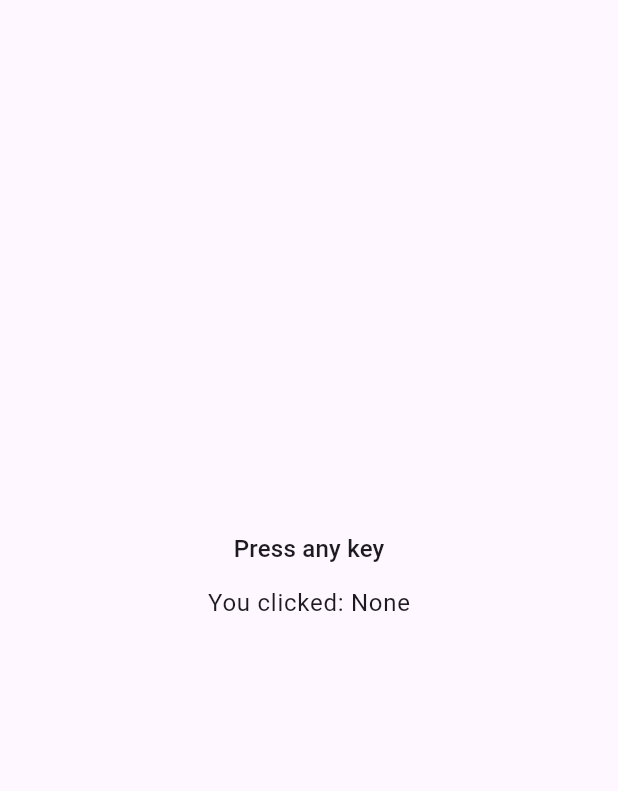
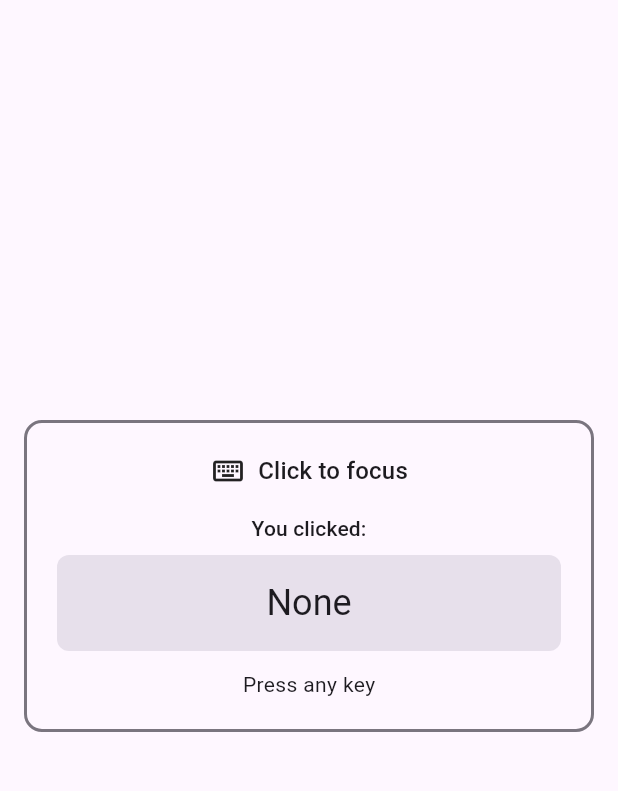
Before and after one commit to vmugabo/keyboard_listener_demo, a Flutter app: the screen it shows after launch, on a phone screen of 412 x 824 dp, the part 84-875 px from its top. Run offline on Flutter 3.47's test engine with Material 3 defaults, Android fonts, the light colour scheme and no system bars.

Commit message:
improved UI around the input

```diff
--- a/lib/main.dart
+++ b/lib/main.dart
@@ -65,19 +65,59 @@ class _MyHomePageState extends State<MyHomePage> {
             behavior: HitTestBehavior.opaque,
             onTap: () => _focusNode.requestFocus(),
             child: Center(
+              child: Container(
+                constraints: const BoxConstraints(maxWidth: 480),
+                padding: const EdgeInsets.all(20),
+                decoration: BoxDecoration(
+                  borderRadius: BorderRadius.circular(12),
+                  border: Border.all(
+                    color: _focusNode.hasFocus
+                        ? Theme.of(context).colorScheme.primary
+                        : Theme.of(context).dividerColor,
+                    width: 2,
+                  ),
+                ),
                 child: Column(
                   mainAxisSize: MainAxisSize.min,
+                  crossAxisAlignment: CrossAxisAlignment.center,
                   children: <Widget>[
+                    Row(
+                      mainAxisSize: MainAxisSize.min,
+                      children: <Widget>[
+                        Icon(_focusNode.hasFocus ? Icons.keyboard : Icons.keyboard_outlined),
+                        const SizedBox(width: 8),
                         Text(
-                    'Press any key',
+                          _focusNode.hasFocus ? 'Focused - start typing' : 'Click to focus',
                           style: Theme.of(context).textTheme.titleMedium,
+                        ),
+                      ],
+                    ),
+                    const SizedBox(height: 16),
+                    Text(
+                      'You clicked:',
+                      style: Theme.of(context).textTheme.labelLarge,
+                    ),
+                    const SizedBox(height: 8),
+                    Container(
+                      width: double.infinity,
+                      padding: const EdgeInsets.symmetric(vertical: 16, horizontal: 12),
+                      decoration: BoxDecoration(
+                        color: Theme.of(context).colorScheme.surfaceVariant,
+                        borderRadius: BorderRadius.circular(8),
+                      ),
+                      child: Text(
+                        _lastEventDescription,
+                        textAlign: TextAlign.center,
+                        style: Theme.of(context).textTheme.headlineSmall,
+                      ),
                     ),
                     const SizedBox(height: 12),
                     Text(
-                    'You clicked: $_lastEventDescription',
-                    style: Theme.of(context).textTheme.bodyLarge,
+                      'Press any key',
+                      style: Theme.of(context).textTheme.bodyMedium,
                     ),
                   ],
+                ),
               ),
             ),
           ),
```
Lines whose indentation alone changed are shown as unchanged.
